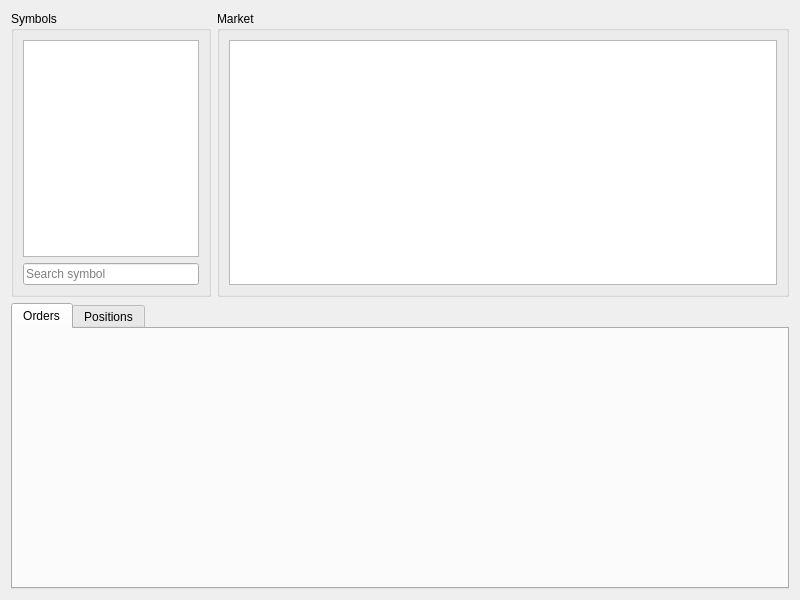
YibangHeng/trade, file src/trade-gui/home_widget.ui: the form before one commit.
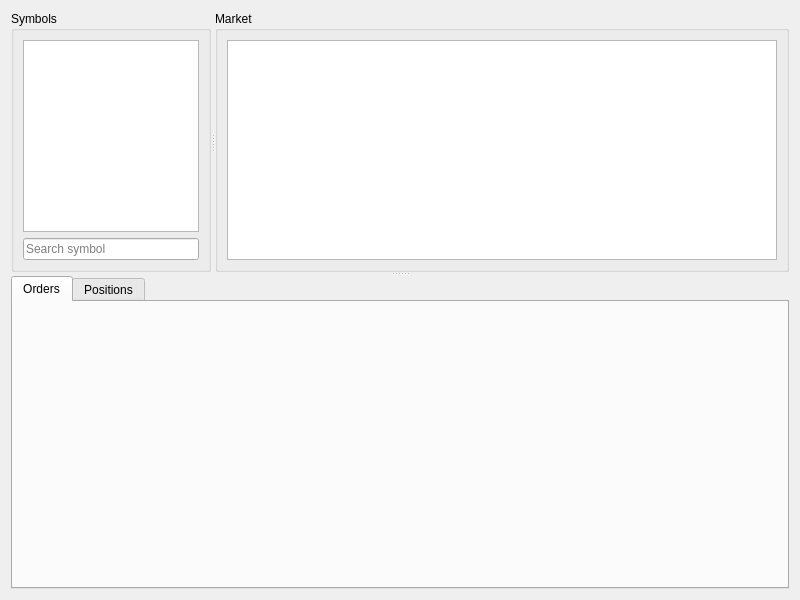
The form after the commit.

Commit message:
Add draggable panels support
Rename some ui element names.

```diff
--- a/src/trade-gui/home_widget.ui
+++ b/src/trade-gui/home_widget.ui
@@ -15,13 +15,43 @@
   </property>
   <layout class="QVBoxLayout" name="main_layout">
    <item>
-    <layout class="QHBoxLayout" name="symbols_to_market">
+    <widget class="QSplitter" name="symbols_market_account_splitter">
+     <property name="orientation">
+      <enum>Qt::Vertical</enum>
+     </property>
+     <widget class="QWidget" name="symbols_market_panel" native="true">
+      <layout class="QVBoxLayout" name="symbols_market_layout">
+       <property name="spacing">
+        <number>0</number>
+       </property>
+       <property name="leftMargin">
+        <number>0</number>
+       </property>
+       <property name="topMargin">
+        <number>0</number>
+       </property>
+       <property name="rightMargin">
+        <number>0</number>
+       </property>
+       <property name="bottomMargin">
+        <number>0</number>
+       </property>
      <item>
-      <widget class="QGroupBox" name="symbols_group">
-       <property name="maximumSize">
+        <widget class="QSplitter" name="symbols_market_splitter">
+         <property name="orientation">
+          <enum>Qt::Horizontal</enum>
+         </property>
+         <widget class="QGroupBox" name="symbols_panel">
+          <property name="sizePolicy">
+           <sizepolicy hsizetype="Preferred" vsizetype="Preferred">
+            <horstretch>1</horstretch>
+            <verstretch>0</verstretch>
+           </sizepolicy>
+          </property>
+          <property name="minimumSize">
         <size>
          <width>200</width>
-         <height>16777215</height>
+            <height>0</height>
         </size>
        </property>
        <property name="title">
@@ -40,9 +70,13 @@
         </item>
        </layout>
       </widget>
-     </item>
-     <item>
-      <widget class="QGroupBox" name="market_group">
+         <widget class="QGroupBox" name="market_panel">
+          <property name="sizePolicy">
+           <sizepolicy hsizetype="Preferred" vsizetype="Preferred">
+            <horstretch>255</horstretch>
+            <verstretch>0</verstretch>
+           </sizepolicy>
+          </property>
        <property name="title">
         <string>Market</string>
        </property>
@@ -52,11 +86,17 @@
         </item>
        </layout>
       </widget>
-     </item>
-    </layout>
-   </item>
-   <item>
+        </widget>
+       </item>
+      </layout>
+     </widget>
     <widget class="QTabWidget" name="account">
+      <property name="sizePolicy">
+       <sizepolicy hsizetype="Expanding" vsizetype="Expanding">
+        <horstretch>0</horstretch>
+        <verstretch>1</verstretch>
+       </sizepolicy>
+      </property>
      <property name="currentIndex">
       <number>0</number>
      </property>
@@ -69,6 +109,7 @@
       <attribute name="title">
        <string>Positions</string>
       </attribute>
+      </widget>
      </widget>
     </widget>
    </item>
```
Lines whose indentation alone changed are shown as unchanged.
